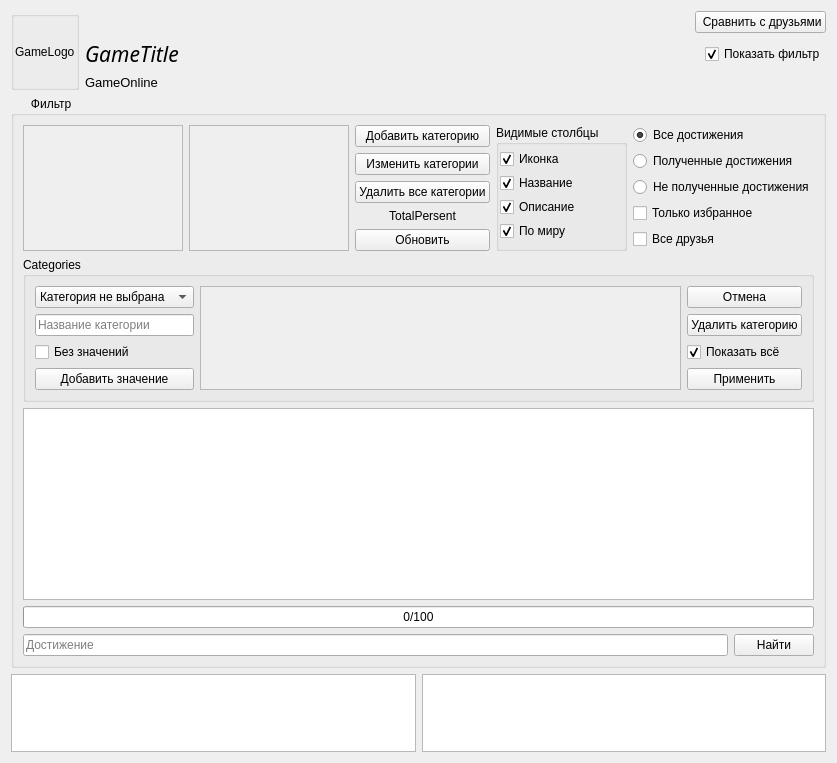
The window that AraSteamManager/formachievements.ui (Arankir/AraSteamManager) describes before a commit, drawn with Qt 5.
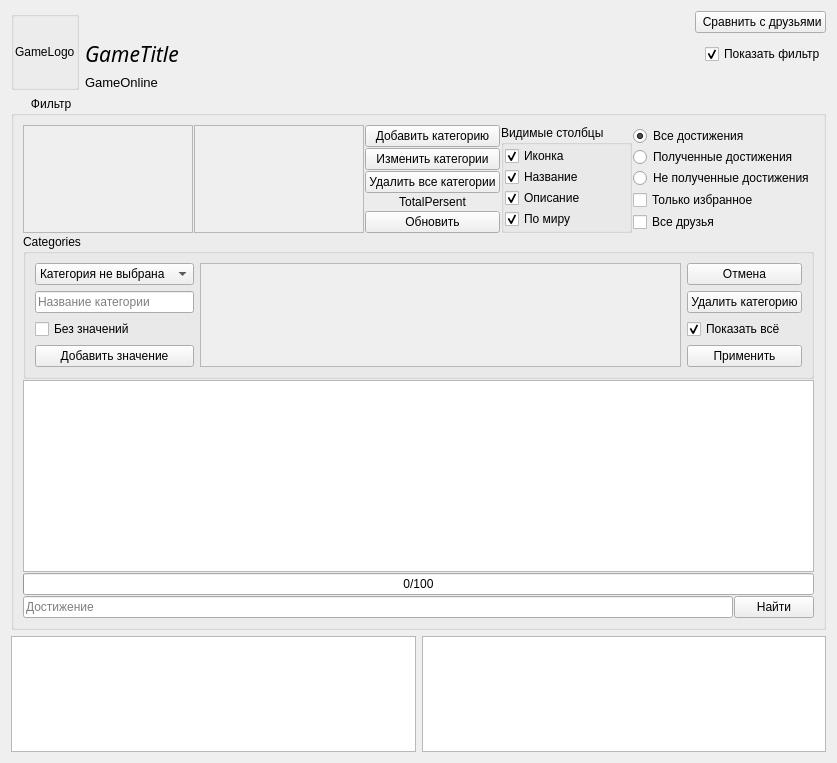
The same window after the commit.

Patch:
```diff
--- a/AraSteamManager/formachievements.ui
+++ b/AraSteamManager/formachievements.ui
@@ -174,6 +174,9 @@
       <string>      Фильтр</string>
      </property>
      <layout class="QVBoxLayout" name="verticalLayout_3">
+      <property name="spacing">
+       <number>1</number>
+      </property>
       <item>
        <layout class="QHBoxLayout" name="horizontalLayout">
         <item>
```
